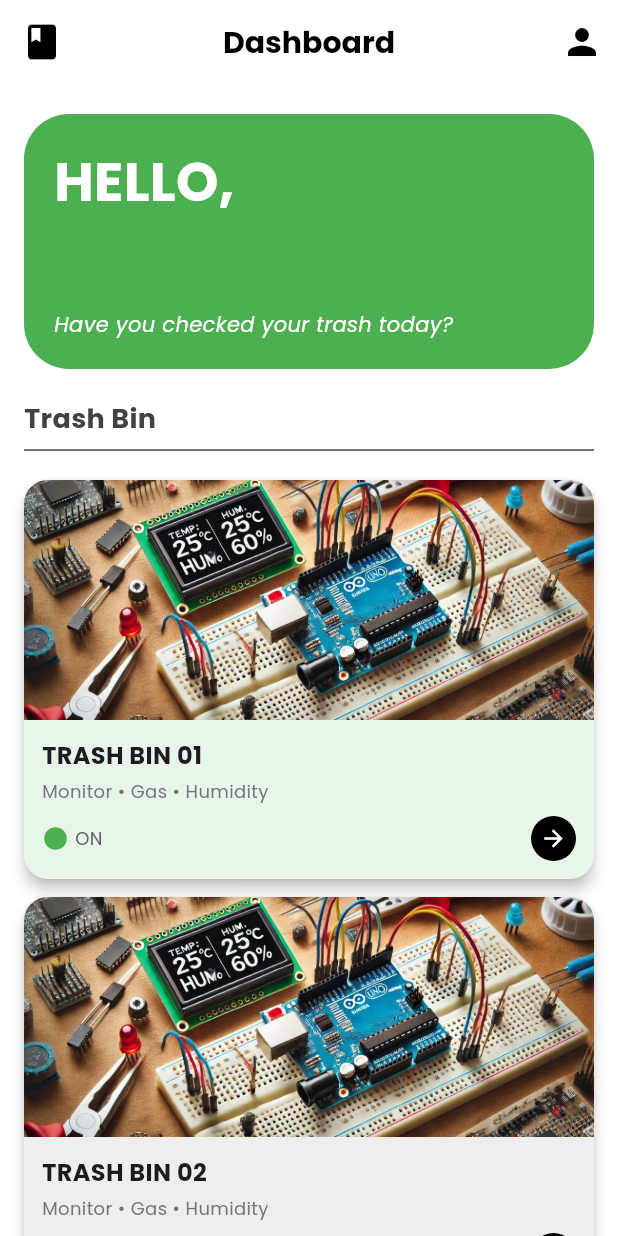
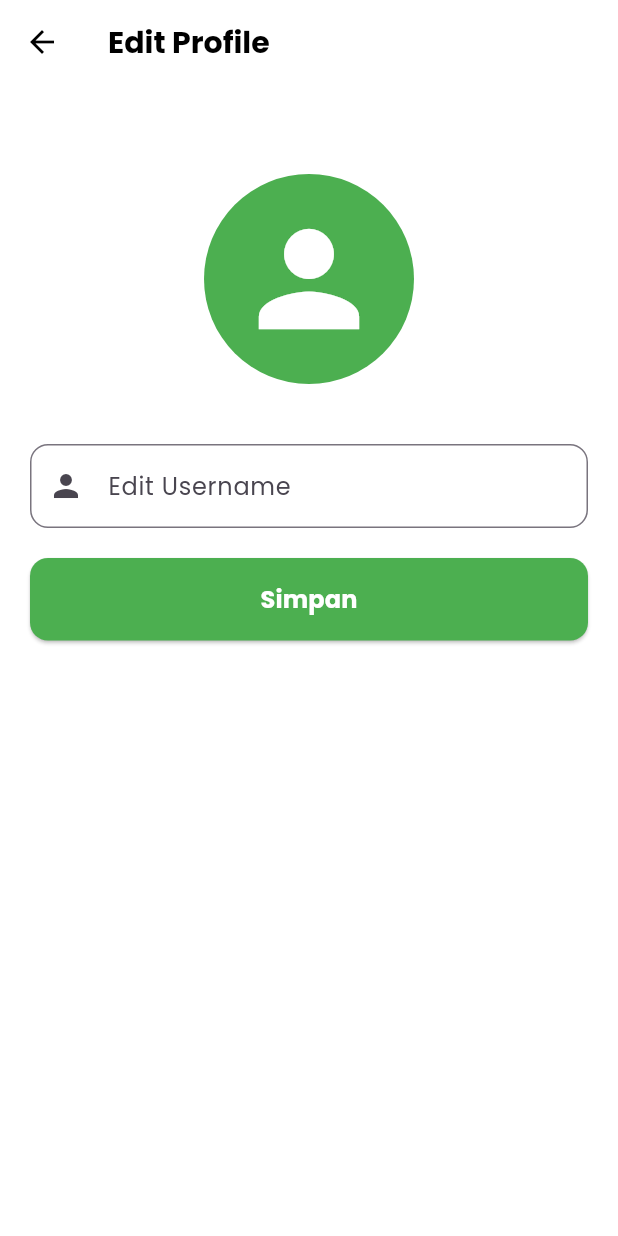
Before and after one commit to DzikriFirmansyah/Trashify, a Flutter app: the DashboardPage screen opened directly, after a tap on the "person" icon, on a phone screen of 412 x 824 dp. Run offline on Flutter 3.47's test engine with Material 3 defaults, Android fonts, the phone set to English and light mode, and no system bars; our stand-ins replace google_fonts, shared_preferences; accounts and stored records are empty.

Commit message:
Edit Username Page

```diff
--- a/lib/Main/dashboard.dart
+++ b/lib/Main/dashboard.dart
@@ -2,6 +2,7 @@ import 'package:flutter/material.dart';
 import 'package:google_fonts/google_fonts.dart';
 import 'package:shared_preferences/shared_preferences.dart';
 import 'package:trashbin/profil/login.dart';
+import 'package:trashbin/main/profile.dart';
 
 class DashboardPage extends StatefulWidget {
   const DashboardPage({super.key});
@@ -26,6 +27,21 @@ class _DashboardPageState extends State<DashboardPage> {
     });
   }
 
+  Future<void> _goToProfilePage() async {
+    // ✅ Menunggu hasil dari ProfilePage
+    final updatedName = await Navigator.push(
+      context,
+      MaterialPageRoute(builder: (context) => const ProfilePage()),
+    );
+
+    // ✅ Kalau ada username baru, langsung update
+    if (updatedName != null && updatedName is String) {
+      setState(() {
+        _userName = updatedName;
+      });
+    }
+  }
+
   @override
   Widget build(BuildContext context) {
     return Scaffold(
@@ -35,7 +51,12 @@ class _DashboardPageState extends State<DashboardPage> {
         elevation: 0,
         leading: IconButton(
           icon: const Icon(Icons.book, color: Colors.black, size: 28),
-          onPressed: () {},
+          onPressed: () {
+            Navigator.push(
+              context,
+              MaterialPageRoute(builder: (context) => const LoginPage()),
+            );
+          },
         ),
         title: Text(
           "Dashboard",
@@ -49,12 +70,11 @@ class _DashboardPageState extends State<DashboardPage> {
         actions: [
           IconButton(
             icon: const Icon(Icons.person, color: Colors.black, size: 28),
-            onPressed: () {},
+            onPressed: _goToProfilePage, // ✅ sudah menunggu hasil pop
           ),
         ],
       ),
 
-      // ✅ Ganti Column → ListView biar bisa discroll
       body: SafeArea(
         child: ListView(
           padding: const EdgeInsets.symmetric(horizontal: 16.0, vertical: 20),
--- /dev/null
+++ b/lib/Main/profile.dart
@@ -0,0 +1,120 @@
+import 'package:flutter/material.dart';
+import 'package:google_fonts/google_fonts.dart';
+import 'package:shared_preferences/shared_preferences.dart';
+
+class ProfilePage extends StatefulWidget {
+  const ProfilePage({super.key});
+
+  @override
+  State<ProfilePage> createState() => _EditProfilePageState();
+}
+
+class _EditProfilePageState extends State<ProfilePage> {
+  final TextEditingController _nameController = TextEditingController();
+  String? _savedName;
+
+  @override
+  void initState() {
+    super.initState();
+    _loadUserName();
+  }
+
+  Future<void> _loadUserName() async {
+    final prefs = await SharedPreferences.getInstance();
+    final savedName = prefs.getString('userName') ?? "User";
+    setState(() {
+      _savedName = savedName;
+      _nameController.text = savedName;
+    });
+  }
+
+  Future<void> _saveUserName() async {
+    final prefs = await SharedPreferences.getInstance();
+    await prefs.setString('userName', _nameController.text.trim());
+    if (mounted) {
+      Navigator.pop(context, _nameController.text.trim());
+    }
+  }
+
+  @override
+  Widget build(BuildContext context) {
+    return Scaffold(
+      backgroundColor: Colors.white,
+      appBar: AppBar(
+        title: Text(
+          "Edit Profile",
+          style: GoogleFonts.poppins(
+            fontSize: 20,
+            fontWeight: FontWeight.bold,
+            color: Colors.black,
+          ),
+        ),
+        backgroundColor: Colors.white,
+        elevation: 0,
+        iconTheme: const IconThemeData(color: Color.fromRGBO(0, 0, 0, 1)),
+      ),
+      body: Padding(
+        padding: const EdgeInsets.all(20.0),
+        child: ListView(
+          children: [
+            // ✅ Avatar di tengah
+            const SizedBox(height: 40),
+            Center(
+              child: Column(
+                children: [
+                  const CircleAvatar(
+                    radius: 70,
+                    backgroundColor: Colors.green,
+                    child: Icon(Icons.person, color: Colors.white, size: 100),
+                  ),
+                ],
+              ),
+            ),
+            const SizedBox(height: 40),
+
+            // ✅ Form edit username (normal align kiri-kanan)
+            TextField(
+              controller: _nameController,
+              decoration: InputDecoration(
+                labelText: "Edit Username",
+                labelStyle: GoogleFonts.poppins(fontSize: 16),
+                prefixIcon: const Icon(Icons.person),
+                border: OutlineInputBorder(
+                  borderRadius: BorderRadius.circular(12),
+                ),
+                focusedBorder: OutlineInputBorder(
+                  borderRadius: BorderRadius.circular(12),
+                  borderSide: const BorderSide(color: Colors.green, width: 2),
+                ),
+              ),
+            ),
+            const SizedBox(height: 20),
+
+            // ✅ Tombol full width
+            SizedBox(
+              width: double.infinity,
+              child: ElevatedButton(
+                onPressed: _saveUserName,
+                style: ElevatedButton.styleFrom(
+                  backgroundColor: Colors.green,
+                  padding: const EdgeInsets.symmetric(vertical: 16),
+                  shape: RoundedRectangleBorder(
+                    borderRadius: BorderRadius.circular(12),
+                  ),
+                ),
+                child: Text(
+                  "Simpan",
+                  style: GoogleFonts.poppins(
+                    color: Colors.white,
+                    fontWeight: FontWeight.bold,
+                    fontSize: 16,
+                  ),
+                ),
+              ),
+            ),
+          ],
+        ),
+      ),
+    );
+  }
+}
```
